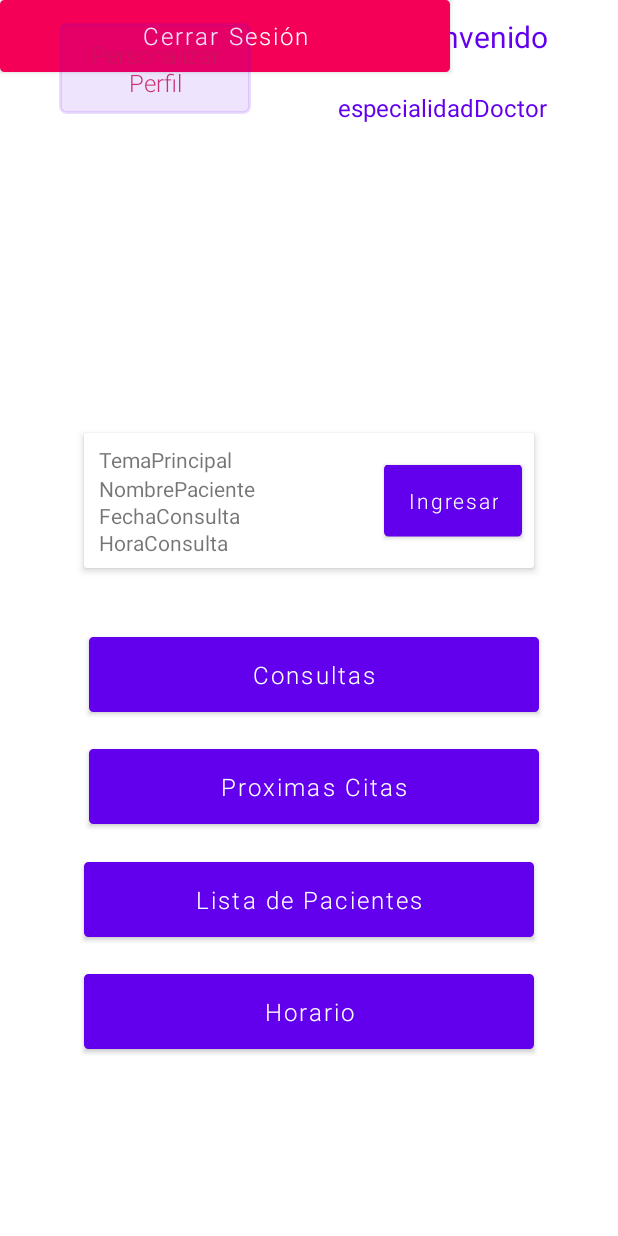
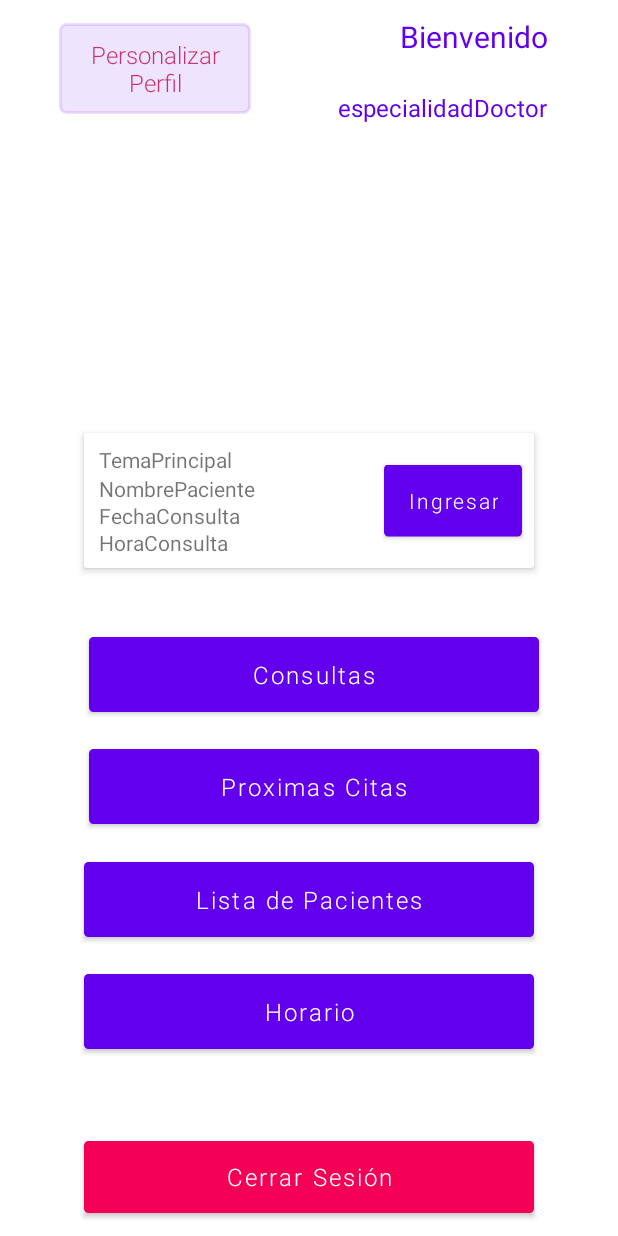
Before and after one commit to alx08/MedAPP, an Android app: the MainActivityVenPrincipalDoc screen opened directly, with no data from a screen before it, on a phone screen of 412 x 824 dp. Run offline under Robolectric (Android 15) with nearby library versions, the phone set to English and light mode, and no system bars; our stand-ins replace Firebase (no records; nobody signed in at launch, a user with empty details on screens opened directly).

Commit message:
Correcciones de errores

```diff
--- a/app/src/main/res/layout/activity_main_ven_principal.xml
+++ b/app/src/main/res/layout/activity_main_ven_principal.xml
@@ -74,6 +74,8 @@
         android:id="@+id/btnCerrarSesion"
         android:layout_width="300dp"
         android:layout_height="wrap_content"
+        android:layout_marginTop="62dp"
+        android:layout_marginBottom="16dp"
         android:background="@drawable/boton_interaccion"
         android:fontFamily="sans-serif-light"
         android:text="Cerrar Sesión"
@@ -81,8 +83,10 @@
         android:textColor="@color/white"
         android:textSize="16sp"
         app:backgroundTint="#F50057"
-        tools:layout_editor_absoluteX="46dp"
-        tools:layout_editor_absoluteY="765dp" />
+        app:layout_constraintBottom_toBottomOf="parent"
+        app:layout_constraintEnd_toEndOf="parent"
+        app:layout_constraintStart_toStartOf="parent"
+        app:layout_constraintTop_toBottomOf="@+id/button" />
 
     <TextView
         android:id="@+id/txtEspecialidad"
```
